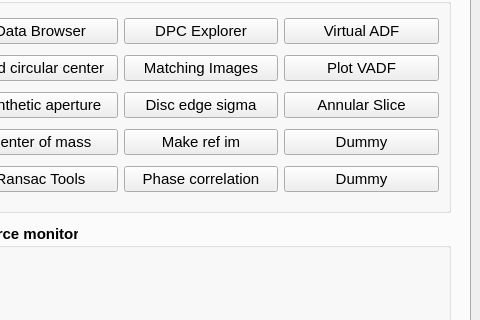
First picture: the form in fpd_explorer/frontend/res/homescreen.ui, repository CS26-FPD-Explorer/FPD-Explorer, before the edit; both pictures show x 592 to 1072 and y 113 to 433 of the 1072 by 735 pixel window.
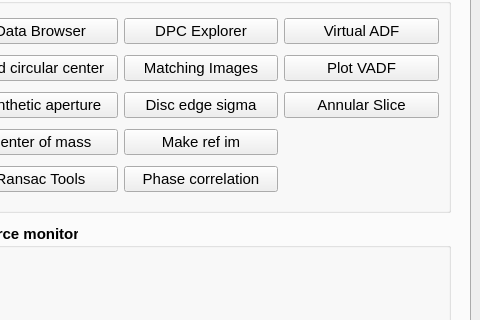
Second picture: the form after the edit. Custom widgets are drawn as their Qt base class.

Commit message: Removed uselless dummy buttons

What changed in the file:
```diff
--- a/fpd_explorer/frontend/res/homescreen.ui
+++ b/fpd_explorer/frontend/res/homescreen.ui
@@ -248,27 +248,6 @@
              </property>
             </widget>
            </item>
-           <item row="3" column="2">
-            <widget class="QPushButton" name="pushButton_4">
-             <property name="font">
-              <font>
-               <pointsize>11</pointsize>
-               <weight>50</weight>
-               <bold>false</bold>
-               <underline>false</underline>
-              </font>
-             </property>
-             <property name="text">
-              <string>Dummy</string>
-             </property>
-             <property name="checkable">
-              <bool>false</bool>
-             </property>
-             <property name="flat">
-              <bool>false</bool>
-             </property>
-            </widget>
-           </item>
            <item row="0" column="0">
             <widget class="QPushButton" name="dbrowser_button">
              <property name="font">
@@ -485,27 +464,6 @@
              </property>
             </widget>
            </item>
-           <item row="4" column="2">
-            <widget class="QPushButton" name="pushButton_8">
-             <property name="font">
-              <font>
-               <pointsize>11</pointsize>
-               <weight>50</weight>
-               <bold>false</bold>
-               <underline>false</underline>
-              </font>
-             </property>
-             <property name="text">
-              <string>Dummy</string>
-             </property>
-             <property name="checkable">
-              <bool>false</bool>
-             </property>
-             <property name="flat">
-              <bool>false</bool>
-             </property>
-            </widget>
-           </item>
           </layout>
          </widget>
         </item>
```
Left out of the diff: 4 changed lines with no effect on the pictures.
